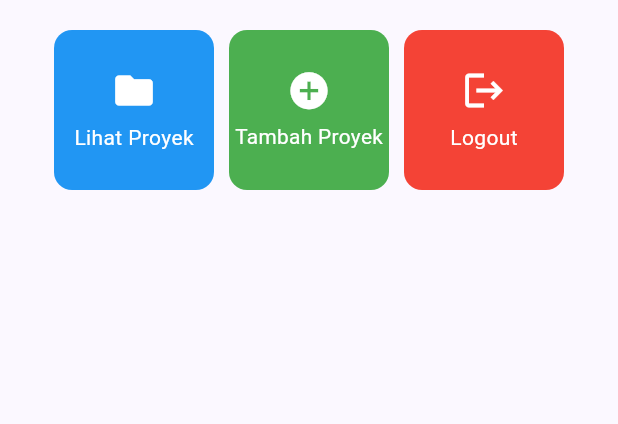
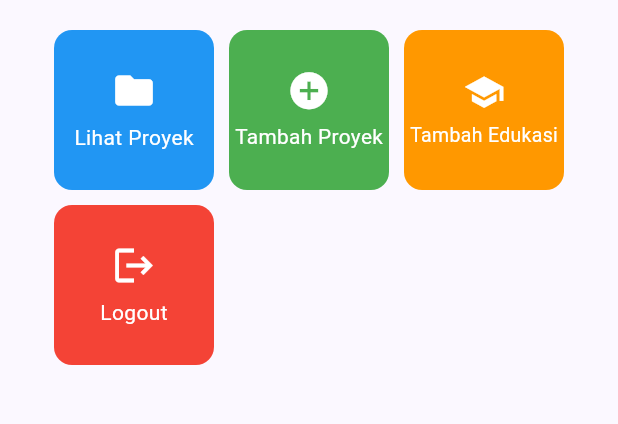
Before and after one commit to iqbalvirdiansyah/myportofolio_mobile, a Flutter app: the screen it shows after launch, on a phone screen of 412 x 824 dp, the part 357-781 px from its top. Run offline on Flutter 3.47's test engine with Material 3 defaults, Android fonts, the phone set to English and light mode, and no system bars; our stand-ins replace material_ui.

Commit message:
feat: tambah kartu Tambah Edukasi di halaman utama

```diff
--- a/lib/screens/menu.dart
+++ b/lib/screens/menu.dart
@@ -20,6 +20,7 @@ class MyHomePage extends StatelessWidget {
   final List<ItemHomepage> items = [
     ItemHomepage("Lihat Proyek", Icons.folder, Colors.blue),
     ItemHomepage("Tambah Proyek", Icons.add_circle, Colors.green),
+    ItemHomepage("Tambah Edukasi", Icons.school, Colors.orange),
     ItemHomepage("Logout", Icons.logout, Colors.red),
   ];
 
```
Also changed, not shown: lib/widgets/project_card.dart (+8 -0 lines).
